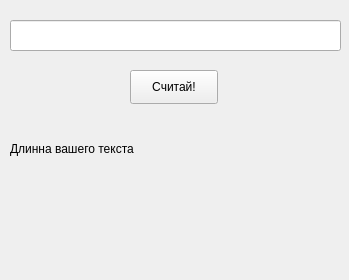
First picture: the form in PyQTT/gui.ui, repository erfaenda/PiuPiu, before the edit.
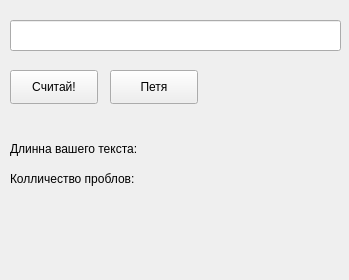
Second picture: the form after the edit.

```diff
--- a/PyQTT/gui.ui
+++ b/PyQTT/gui.ui
@@ -16,7 +16,7 @@
   <widget class="QPushButton" name="pushButton">
    <property name="geometry">
     <rect>
-     <x>130</x>
+     <x>10</x>
      <y>70</y>
      <width>88</width>
      <height>34</height>
@@ -46,7 +46,33 @@
     </rect>
    </property>
    <property name="text">
-    <string>Длинна вашего текста</string>
+    <string>Длинна вашего текста:</string>
+   </property>
+  </widget>
+  <widget class="QLabel" name="label_2">
+   <property name="geometry">
+    <rect>
+     <x>10</x>
+     <y>170</y>
+     <width>181</width>
+     <height>18</height>
+    </rect>
+   </property>
+   <property name="text">
+    <string>Колличество проблов:</string>
+   </property>
+  </widget>
+  <widget class="QPushButton" name="pushButton_2">
+   <property name="geometry">
+    <rect>
+     <x>110</x>
+     <y>70</y>
+     <width>88</width>
+     <height>34</height>
+    </rect>
+   </property>
+   <property name="text">
+    <string>Петя</string>
    </property>
   </widget>
  </widget>
```
